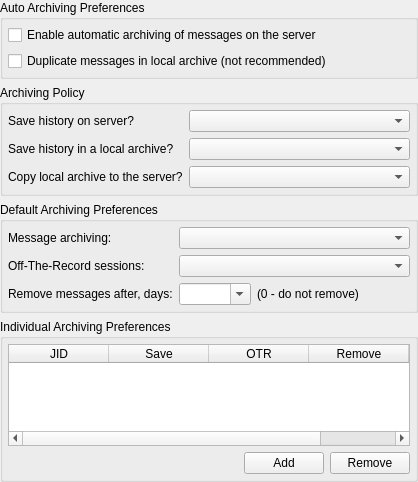
The window that src/plugins/messagearchiver/archivestreamoptions.ui (vacuum-im/vacuum-im) describes before a commit, drawn with Qt 5.
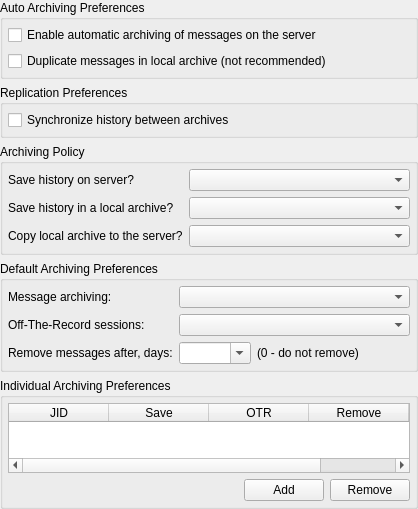
The same window after the commit.

```diff
--- a/src/plugins/messagearchiver/archivestreamoptions.ui
+++ b/src/plugins/messagearchiver/archivestreamoptions.ui
@@ -40,6 +40,25 @@
      </layout>
     </widget>
    </item>
+   <item>
+    <widget class="QGroupBox" name="grbReplication">
+     <property name="title">
+      <string>Replication Preferences</string>
+     </property>
+     <layout class="QVBoxLayout" name="verticalLayout_3">
+      <property name="margin">
+       <number>5</number>
+      </property>
+      <item>
+       <widget class="QCheckBox" name="chbReplicate">
+        <property name="text">
+         <string>Synchronize history between archives</string>
+        </property>
+       </widget>
+      </item>
+     </layout>
+    </widget>
+   </item>
    <item>
     <widget class="QGroupBox" name="grbMethod">
      <property name="title">
```
